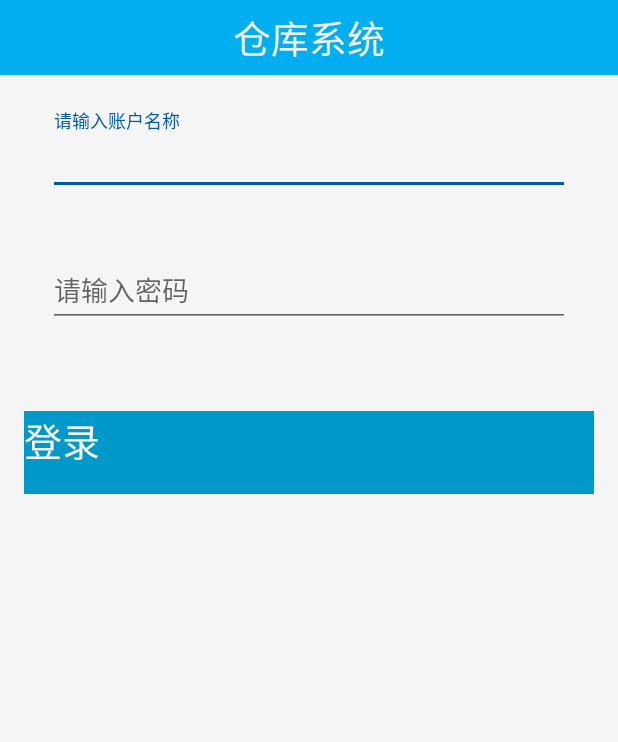
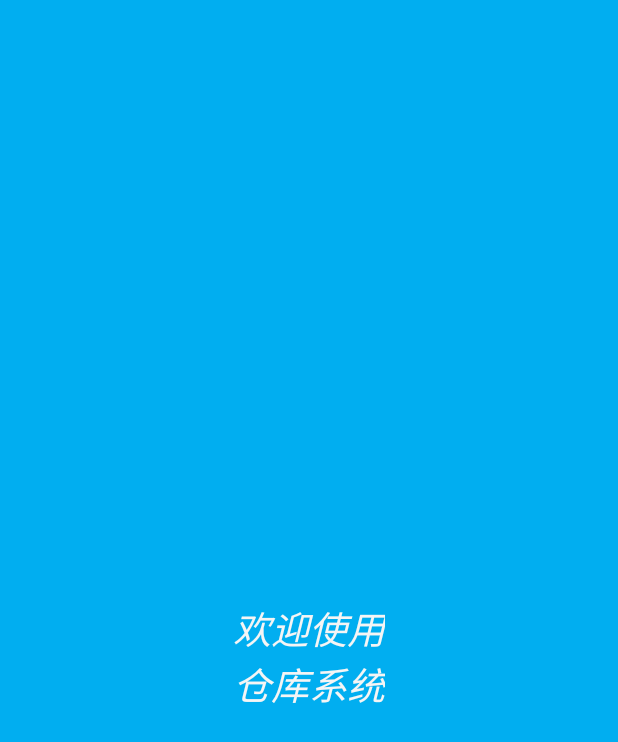
Before and after one commit to SongLinYang12138/MyApps, an Android app: the first screen one second after launch (LoginActivity before the commit, WelcomeActvity after it), on a phone screen of 412 x 824 dp. Shown: the top 742 px of the screen. Run offline under Robolectric (Android 15) with nearby library versions, the phone set to English and light mode, and no system bars; our stand-ins replace ButterKnife; libraries missing offline, so code that uses them is left out: com.orhanobut.logger; plain views replace AVLoadingIndicatorView, ButtonRectangle; pictures from the network do not load; 2 statements that could not run were skipped.

Commit message:
启动页添加

```diff
--- a/app/build.gradle
+++ b/app/build.gradle
@@ -15,8 +15,8 @@ android {
         targetSdkVersion config.androidTargetSdkVersion
 
         testInstrumentationRunner "android.support.test.runner.AndroidJUnitRunner"
-        versionCode 11
-        versionName "1.0.0.4"
+        versionCode 12
+        versionName "1.0.0.5"
     }
 //    暂时关闭databinding
     dataBinding {
--- a/app/src/main/AndroidManifest.xml
+++ b/app/src/main/AndroidManifest.xml
@@ -18,11 +18,7 @@
         <activity
             android:name=".login.LoginActivity"
             android:launchMode="standard">
-            <intent-filter>
-                <action android:name="android.intent.action.MAIN" />
 
-                <category android:name="android.intent.category.LAUNCHER" />
-            </intent-filter>
         </activity>
         <activity
             android:name=".main.MainActivity"
@@ -61,6 +57,16 @@
         <activity android:name=".pick.PickActivity"
             android:launchMode="standard"
             ></activity>
+        <activity android:name=".welcome.WelcomeActvity"
+            android:theme="@style/welcomeTheme"
+            >
+            <intent-filter>
+                <action android:name="android.intent.action.MAIN" />
+
+                <category android:name="android.intent.category.LAUNCHER" />
+            </intent-filter>
+
+        </activity>
     </application>
 
 </manifest>
--- a/app/src/main/java/com/bondex/ysl/pdaapp/login/LoginActivity.java
+++ b/app/src/main/java/com/bondex/ysl/pdaapp/login/LoginActivity.java
@@ -130,8 +130,6 @@ public class LoginActivity extends BaseActivtiy<LoginPernster> implements LoginV
         loginEtPhone.setText(name);
         loginEtPassword.setText(passoword);
         String stowrage = SharedPreferecneUtils.getValue(this,Constant.STORWAGEPAGE,Constant.SUBSYSTEM_NAME);
-
-
         if (islogined && CommonUtil.isNotEmpty(stowrage)) jumpToMain();
     }
 
--- a/app/src/main/java/com/bondex/ysl/pdaapp/main/MainActivity.java
+++ b/app/src/main/java/com/bondex/ysl/pdaapp/main/MainActivity.java
@@ -145,7 +145,6 @@ public class MainActivity extends BaseActivtiy<MainPresenter> implements MainVie
 
 
         swPower.setChecked(true);
-//        swPower.setChecked(SharedPreferecneUtils.getBoolean(this, Constant.STORWAGEPAGE, Constant.POWER_STATE));
         swPower.setOnCheckedChangeListener(new CompoundButton.OnCheckedChangeListener() {
             @Override
             public void onCheckedChanged(CompoundButton buttonView, boolean isChecked) {
--- a/app/src/main/java/com/bondex/ysl/pdaapp/query/QueryStowrageModel.java
+++ b/app/src/main/java/com/bondex/ysl/pdaapp/query/QueryStowrageModel.java
@@ -78,7 +78,6 @@ public class QueryStowrageModel extends BaseModel<QueryStowrageCallBack> {
             public void httpSuccess(HttpRequestParam param) {
 
 
-
                 ArrayList<QueryStowrageBean> beans = new ArrayList<>();
                 Gson gson = new Gson();
                 String msg = param.getMsg();
--- a/app/src/main/java/com/bondex/ysl/pdaapp/util/Constant.java
+++ b/app/src/main/java/com/bondex/ysl/pdaapp/util/Constant.java
@@ -12,7 +12,7 @@ public class Constant {
     public static final String LOGIN_OUT = "login_out";//退回到登录状态的标志
     public static final String POWER_STATE = "power_state";//扫描器开关状态
 
-    public static final Boolean SOFT_INPUTMOd = true;
+    public static final Boolean SOFT_INPUTMOd = true; //是否弹出软键盘
 
 
 }
--- /dev/null
+++ b/app/src/main/java/com/bondex/ysl/pdaapp/welcome/WelcomModal.java
@@ -0,0 +1,47 @@
+package com.bondex.ysl.pdaapp.welcome;
+
+import android.content.ContentResolver;
+import android.content.Context;
+import android.database.Cursor;
+
+import com.bondex.ysl.pdaapp.application.PdaApplication;
+import com.bondex.ysl.pdaapp.base.BaseModel;
+import com.bondex.ysl.pdaapp.bean.loginebean.LoginBean;
+import com.bondex.ysl.pdaapp.util.provider.LoginProvider;
+
+/**
+ * date: 2018/12/7
+ * Author: ysl
+ * description:
+ */
+public class WelcomModal extends BaseModel<WelcomeCallBack> {
+
+    public WelcomModal(Context context) {
+        super(context);
+    }
+
+    @Override
+    public void doNet(String... param) {
+
+    }
+
+    @Override
+    protected void doLocal(String... param) {
+
+
+        ContentResolver resolver = context.getContentResolver();
+
+        Cursor cursor = resolver.query(LoginProvider.CONTENT_URI, LoginBean.COLUMNS, null, null, null);
+
+        LoginBean loginBean = LoginBean.toLoginBean(cursor);
+
+        if (loginBean != null)
+            resultback.localData(loginBean.getUserid(), loginBean.getPassword(), loginBean.isLogined());
+        else {
+            resultback.failed();
+        }
+
+        PdaApplication.LOGINBEAN = loginBean;
+
+    }
+}
--- /dev/null
+++ b/app/src/main/java/com/bondex/ysl/pdaapp/welcome/WelcomeActvity.java
@@ -0,0 +1,142 @@
+package com.bondex.ysl.pdaapp.welcome;
+
+import android.animation.Animator;
+import android.animation.AnimatorListenerAdapter;
+import android.animation.AnimatorSet;
+import android.animation.ObjectAnimator;
+import android.content.Intent;
+import android.os.Bundle;
+import android.os.Handler;
+import android.support.annotation.Nullable;
+import android.view.View;
+import android.widget.TextView;
+import com.bondex.ysl.pdaapp.R;
+import com.bondex.ysl.pdaapp.base.BaseActivtiy;
+import com.bondex.ysl.pdaapp.login.LoginActivity;
+import com.bondex.ysl.pdaapp.main.MainActivity;
+import com.bondex.ysl.pdaapp.util.CommonUtil;
+import com.bondex.ysl.pdaapp.util.Constant;
+import com.bondex.ysl.pdaapp.util.SharedPreferecneUtils;
+import butterknife.BindView;
+import butterknife.ButterKnife;
+
+/**
+ * date: 2018/12/7
+ * Author: ysl
+ * description:
+ */
+public class WelcomeActvity extends BaseActivtiy<WelcomePresenter> implements WelcomeView {
+
+    @BindView(R.id.welcome_tv)
+    TextView welcomeTv;
+
+
+    @Override
+    protected void onCreate(@Nullable Bundle savedInstanceState) {
+        super.onCreate(savedInstanceState);
+
+        setContentView(R.layout.activity_welcome);
+        showLeft(false, 0, null);
+        showTitle(false, null);
+        ButterKnife.bind(this);
+
+    }
+
+
+    @Override
+    public WelcomePresenter getPresenter() {
+
+        if (presenter == null) {
+
+            presenter = new WelcomePresenter(this, this);
+        }
+        return presenter;
+    }
+
+    @Override
+    public void noDoubleClick(View v) {
+
+    }
+
+    @Override
+    public void startAnimation() {
+
+        ObjectAnimator animator = ObjectAnimator.ofFloat(welcomeTv, "ScaleX", 0, 1f);
+        ObjectAnimator animator1 = ObjectAnimator.ofFloat(welcomeTv, "ScaleY", 0, 1f);
+        ObjectAnimator animator2 = ObjectAnimator.ofFloat(welcomeTv, "rotation", 0, 360);
+        ObjectAnimator animator3 = ObjectAnimator.ofFloat(welcomeTv, "alpha", 0, 1);
+
+        AnimatorSet set = new AnimatorSet();
+
+        set.play(animator).with(animator1).with(animator2).with(animator3);
+        set.setDuration(2000);
+        set.start();
+
+        set.addListener(new AnimatorListenerAdapter() {
+            @Override
+            public void onAnimationEnd(Animator animation) {
+                super.onAnimationEnd(animation);
+
+
+            }
+        });
+
+        boolean handler = new Handler().postDelayed(new Runnable() {
+            @Override
+            public void run() {
+
+                presenter.start();
+            }
+        }, 2000);
+
+    }
+
+    @Override
+    public void setLoginData(String name, String passoword, boolean islogined) {
+
+        String stowrage = SharedPreferecneUtils.getValue(this, Constant.STORWAGEPAGE, Constant.SUBSYSTEM_NAME);
+        if (islogined && CommonUtil.isNotEmpty(stowrage)) jumpToMain();
+        else jumpToLogin();
+    }
+
+    private void jumpToMain() {
+
+        Intent intent = new Intent(WelcomeActvity.this, MainActivity.class);
+        startActivity(intent);
+        finish();
+
+    }
+
+    private void jumpToLogin() {
+
+        Intent intent = new Intent(this, LoginActivity.class);
+        startActivity(intent);
+        finish();
+
+    }
+
+    @Override
+    public void initView() {
+
+    }
+
+    @Override
+    public void showLoading() {
+
+    }
+
+    @Override
+    public void stopLoading() {
+
+    }
+
+    @Override
+    public void onSuccess(String data) {
+
+    }
+
+    @Override
+    public void faile(String msg) {
+        jumpToLogin();
+    }
+}
--- /dev/null
+++ b/app/src/main/java/com/bondex/ysl/pdaapp/welcome/WelcomeCallBack.java
@@ -0,0 +1,15 @@
+package com.bondex.ysl.pdaapp.welcome;
+
+import com.bondex.ysl.pdaapp.base.BaseBack;
+
+/**
+ * date: 2018/12/7
+ * Author: ysl
+ * description:
+ */
+public interface WelcomeCallBack extends BaseBack {
+
+    void localData(String name,String password,boolean isLogined);
+
+    void failed();
+}
--- /dev/null
+++ b/app/src/main/java/com/bondex/ysl/pdaapp/welcome/WelcomePresenter.java
@@ -0,0 +1,50 @@
+package com.bondex.ysl.pdaapp.welcome;
+
+import android.content.Context;
+
+import com.bondex.ysl.pdaapp.base.BasePresnter;
+
+/**
+ * date: 2018/12/7
+ * Author: ysl
+ * description:
+ */
+public class WelcomePresenter extends BasePresnter<WelcomeView,WelcomModal> implements WelcomeCallBack{
+
+    public WelcomePresenter(WelcomeView view, Context context) {
+        super(view, context);
+
+        view.startAnimation();
+    }
+
+    @Override
+    public WelcomModal getModal() {
+
+        modal = new WelcomModal(context);
+        modal.setCallback(this);
+
+
+        return modal;
+    }
+
+    public void start(){
+
+        modal.doLocal();
+    }
+
+
+    @Override
+    public void initData() {
+
+    }
+
+    @Override
+    public void localData(String name, String password, boolean isLogined) {
+        view.setLoginData(name,password,isLogined);
+    }
+
+    @Override
+    public void failed() {
+        view.faile("");
+    }
+}
--- /dev/null
+++ b/app/src/main/java/com/bondex/ysl/pdaapp/welcome/WelcomeView.java
@@ -0,0 +1,15 @@
+package com.bondex.ysl.pdaapp.welcome;
+
+import com.bondex.ysl.pdaapp.base.BaseView;
+
+/**
+ * date: 2018/12/7
+ * Author: ysl
+ * description:
+ */
+public interface WelcomeView   extends BaseView  {
+
+    void startAnimation();
+    void setLoginData(String name, String passoword,boolean islogined);
+
+}
--- /dev/null
+++ b/app/src/main/res/drawable/flash.xml
@@ -0,0 +1,6 @@
+<?xml version="1.0" encoding="utf-8"?>
+<layer-list xmlns:android="http://schemas.android.com/apk/res/android"
+    >
+<item android:drawable="@color/colorPrimary"></item>
+
+</layer-list>
--- /dev/null
+++ b/app/src/main/res/layout/activity_welcome.xml
@@ -0,0 +1,23 @@
+<?xml version="1.0" encoding="utf-8"?>
+<android.support.constraint.ConstraintLayout xmlns:android="http://schemas.android.com/apk/res/android"
+    xmlns:app="http://schemas.android.com/apk/res-auto"
+    android:layout_width="match_parent"
+    android:layout_height="match_parent"
+    android:background="@drawable/flash">
+
+    <TextView
+        android:id="@+id/welcome_tv"
+        android:layout_width="wrap_content"
+        android:maxLines="2"
+        android:layout_height="wrap_content"
+        android:text="欢迎使用\n仓库系统"
+        android:textColor="@color/white_back"
+        android:textSize="@dimen/text_large"
+        android:textStyle="italic"
+        android:singleLine="false"
+        app:layout_constraintBottom_toBottomOf="parent"
+        app:layout_constraintLeft_toLeftOf="parent"
+        app:layout_constraintRight_toRightOf="parent"
+        app:layout_constraintTop_toTopOf="parent" />
+
+</android.support.constraint.ConstraintLayout>
--- a/app/src/main/res/values/styles.xml
+++ b/app/src/main/res/values/styles.xml
@@ -15,13 +15,21 @@
         <item name="colorPrimary">@color/colorPrimary</item>
         <item name="colorPrimaryDark">@color/colorPrimaryDark</item>
         <item name="colorAccent">@color/colorAccent</item>
-        <item name="editTextStyle">@style/EditTextStyle</item>
+        <!--<item name="editTextStyle">@style/EditTextStyle</item>-->
         <item name="buttonStyle">@style/Widget.AppCompat.Button</item>
 
         <!-- Customize your theme here. -->
         <item name="windowNoTitle">true</item>
         <item name="android:windowSoftInputMode">stateAlwaysHidden|adjustNothing</item>
+    </style>
 
+    <style name="welcomeTheme" parent="Theme.AppCompat.Light.DarkActionBar">
+
+        <item name="colorPrimary">@color/colorPrimary</item>
+        <item name="colorPrimaryDark">@color/colorPrimaryDark</item>
+        <item name="colorAccent">@color/colorAccent</item>
+        <item name="windowNoTitle">true</item>
+        <item name="android:windowBackground">@drawable/flash</item>
 
     </style>
 
@@ -43,7 +51,6 @@
         <item name="android:textSize">@dimen/text_normal</item>
         <item name="android:textAlignment">textStart</item>
         <item name="android:textColorHint">@color/metal_gray</item>
-
     </style>
 
     <style name="edit_style">
```
